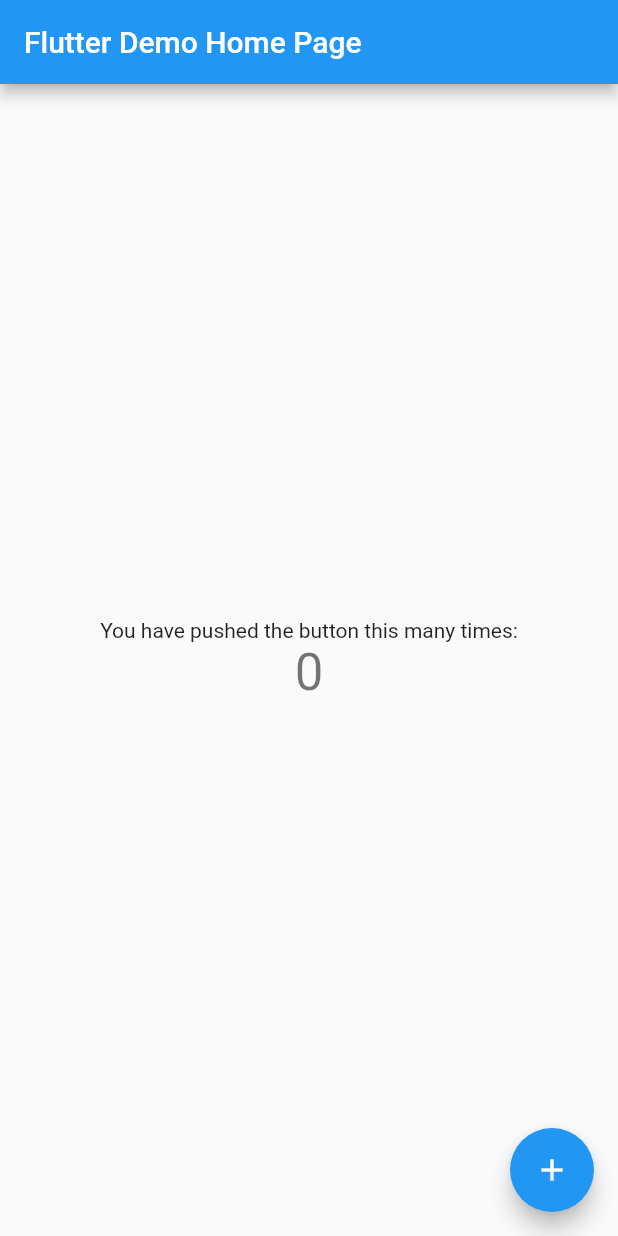
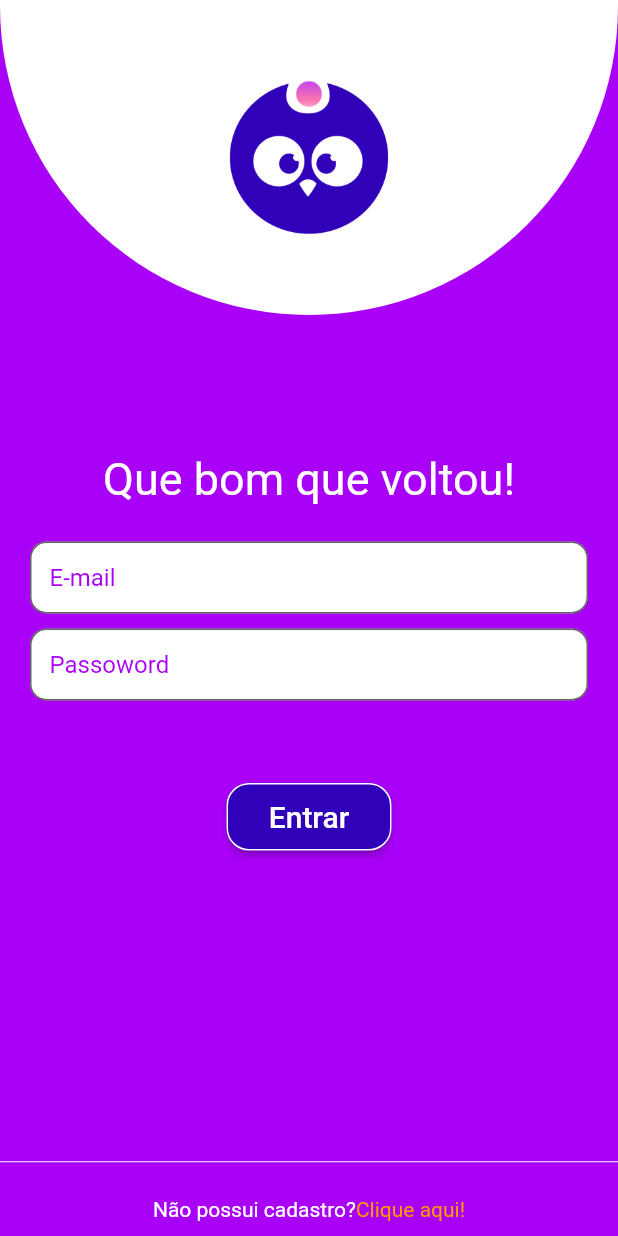
Before and after one commit to PauloRafaelSousaAlves/App_TODO-lovepeople, a Flutter app: the screen it shows after launch, on a phone screen of 412 x 824 dp. Run offline on Flutter 3.47's test engine with Material 2 defaults, Android fonts, the phone set to English and light mode, and no system bars; our stand-ins replace shared_preferences.

Commit message:
Foi adicionado as paginas e codigos

```diff
--- a/lib/View/paginaLogin.dart
+++ b/lib/View/paginaLogin.dart
@@ -0,0 +1,224 @@
+import 'dart:convert';
+import 'package:app_todo/View/paginaTarefa.dart';
+import 'package:flutter/material.dart';
+import 'package:provider/provider.dart';
+import 'package:shared_preferences/shared_preferences.dart';
+import 'package:http/http.dart ' as http;
+
+class LoginPage extends StatefulWidget {
+  const LoginPage({Key? key}) : super(key: key);
+
+  @override
+  State<LoginPage> createState() => _LoginPageState();
+}
+
+class _LoginPageState extends State<LoginPage> {
+  final _formkey = GlobalKey<FormState>();
+  final _emailController = TextEditingController();
+  final _passowrdController = TextEditingController();
+  final bool _enableObscure = true;
+
+  @override
+  Widget build(BuildContext context) {
+    return Scaffold(
+      backgroundColor: const Color(0xFFA901F7),
+      body: Consumer(
+        builder: (context, controller, _) {
+          return Column(
+            children: [
+              Container(
+                height: 210,
+                width: double.maxFinite,
+                decoration: const BoxDecoration(
+                  color: Colors.white,
+                  borderRadius: BorderRadius.only(
+                    bottomLeft: Radius.circular(210),
+                    bottomRight: Radius.circular(210),
+                  ),
+                ),
+                child: Center(
+                  child: SizedBox(
+                    width: 110,
+                    height: 110,
+                    child: Image.asset('assets/imagens/logo-love.png'),
+                  ),
+                ),
+              ),
+              Expanded(
+                child: SingleChildScrollView(
+                  child: Column(
+                    children: [
+                      const Padding(
+                        padding: EdgeInsets.only(top: 1),
+                        child: Text(
+                          'Que bom que voltou!',
+                          textAlign: TextAlign.center,
+                          style: TextStyle(
+                            height: 5,
+                            color: Colors.white,
+                            fontSize: 30,
+                          ),
+                        ),
+                      ),
+                      Form(
+                        key: _formkey,
+                        child: Padding(
+                          padding: const EdgeInsets.only(left: 20, right: 20),
+                          child: Column(
+                            children: [
+                              TextFormField(
+                                controller: _emailController,
+                                validator: (value) {
+                                  if (value == null ||
+                                      value.trim().length == null) {
+                                    return 'Por favor, digite o e-mail!';
+                                  }
+                                  return null;
+                                },
+                                decoration: const InputDecoration(
+                                  contentPadding: EdgeInsets.all(13),
+                                  border: OutlineInputBorder(
+                                    borderRadius:
+                                        BorderRadius.all(Radius.circular(11)),
+                                  ),
+                                  hintText: 'E-mail',
+                                  hintStyle:
+                                      TextStyle(color: Color(0xFFA901F7)),
+                                  fillColor: Colors.white,
+                                  filled: true,
+                                ),
+                              ),
+                              const SizedBox(
+                                height: 10,
+                              ),
+                              Padding(
+                                padding:
+                                    const EdgeInsets.only(left: 0, right: 0),
+                                child: TextFormField(
+                                  controller: _passowrdController,
+                                  validator: (value) {
+                                    if (value == null ||
+                                        value.trim().length == null) {
+                                      return 'Por favor, digite a senha!';
+                                    }
+                                    return null;
+                                  },
+                                  obscureText: _enableObscure,
+                                  decoration: const InputDecoration(
+                                    contentPadding: EdgeInsets.all(13),
+                                    border: OutlineInputBorder(
+                                      borderRadius:
+                                          BorderRadius.all(Radius.circular(11)),
+                                    ),
+                                    hintText: 'Passoword',
+                                    hintStyle:
+                                        TextStyle(color: Color(0xFFA901F7)),
+                                    fillColor: Colors.white,
+                                    filled: true,
+                                  ),
+                                ),
+                              ),
+                              const SizedBox(
+                                height: 10,
+                              ),
+                              Padding(
+                                padding: const EdgeInsets.all(45),
+                                child: Container(
+                                  height: 45,
+                                  width: 110,
+                                  child: ElevatedButton(
+                                    onPressed: () {
+                                      // if (_formkey.currentState?.validate() ==
+                                      //     true) {
+                                      //   Navigator.of(context).pop(
+                                      //       _emailController.text,
+                                      //       _passowrdController.text);
+                                      // }
+                                    },
+                                    child: const Text(
+                                      "Entrar",
+                                      style: TextStyle(
+                                        color: Colors.white,
+                                        fontSize: 20,
+                                      ),
+                                    ),
+                                    style: ButtonStyle(
+                                      backgroundColor:
+                                          MaterialStateProperty.all(
+                                              const Color(0xFF3101B9)),
+                                      shape: MaterialStateProperty.all(
+                                        RoundedRectangleBorder(
+                                          borderRadius:
+                                              BorderRadius.circular(15),
+                                          side: const BorderSide(
+                                              color: Colors.white, width: 1),
+                                        ),
+                                      ),
+                                    ),
+                                  ),
+                                ),
+                              ),
+                            ],
+                          ),
+                        ),
+                      ),
+                    ],
+                  ),
+                ),
+              ),
+            ],
+          );
+        },
+      ),
+      bottomNavigationBar: Column(
+        mainAxisSize: MainAxisSize.min,
+        children: [
+          const Padding(
+            padding: EdgeInsets.symmetric(vertical: 10),
+            child: Divider(
+              height: 7,
+              color: Colors.white,
+            ),
+          ),
+          Padding(
+            padding: const EdgeInsets.symmetric(vertical: 10),
+            child: Row(
+              mainAxisAlignment: MainAxisAlignment.center,
+              children: [
+                const Text(
+                  'Não possui cadastro?',
+                  style: TextStyle(color: Colors.white),
+                ),
+                InkWell(
+                  child: const Text(
+                    'Clique aqui!',
+                    style: TextStyle(color: Colors.orange),
+                  ),
+                  onTap: () {
+                    novoCadastro(context);
+                  },
+                ),
+              ],
+            ),
+          ),
+        ],
+      ),
+    );
+  }
+}
+
+void paginaDaLista(context) {
+  Navigator.of(context).push(
+    MaterialPageRoute(
+      builder: (context) => PaginaTarefas(),
+    ),
+  );
+}
+
+void novoCadastro(context) {
+  Navigator.of(context).push(
+    MaterialPageRoute(
+      builder: (context) => PaginaTarefas(),
+    ),
+  );
+}
--- a/lib/main.dart
+++ b/lib/main.dart
@@ -1,4 +1,6 @@
 import 'package:flutter/material.dart';
+
+import 'View/verificaçãoToken.dart';
 
 void main() {
   runApp(const MyApp());
@@ -7,109 +9,14 @@ void main() {
 class MyApp extends StatelessWidget {
   const MyApp({Key? key}) : super(key: key);
 
-  // This widget is the root of your application.
   @override
   Widget build(BuildContext context) {
     return MaterialApp(
       title: 'Flutter Demo',
       theme: ThemeData(
-        // This is the theme of your application.
-        //
-        // Try running your application with "flutter run". You'll see the
-        // application has a blue toolbar. Then, without quitting the app, try
-        // changing the primarySwatch below to Colors.green and then invoke
-        // "hot reload" (press "r" in the console where you ran "flutter run",
-        // or simply save your changes to "hot reload" in a Flutter IDE).
-        // Notice that the counter didn't reset back to zero; the application
-        // is not restarted.
         primarySwatch: Colors.blue,
       ),
-      home: const MyHomePage(title: 'Flutter Demo Home Page'),
+      home: const VerificacaoToken(),
     );
   }
 }
-
-class MyHomePage extends StatefulWidget {
-  const MyHomePage({Key? key, required this.title}) : super(key: key);
-
-  // This widget is the home page of your application. It is stateful, meaning
-  // that it has a State object (defined below) that contains fields that affect
-  // how it looks.
-
-  // This class is the configuration for the state. It holds the values (in this
-  // case the title) provided by the parent (in this case the App widget) and
-  // used by the build method of the State. Fields in a Widget subclass are
-  // always marked "final".
-
-  final String title;
-
-  @override
-  State<MyHomePage> createState() => _MyHomePageState();
-}
-
-class _MyHomePageState extends State<MyHomePage> {
-  int _counter = 0;
-
-  void _incrementCounter() {
-    setState(() {
-      // This call to setState tells the Flutter framework that something has
-      // changed in this State, which causes it to rerun the build method below
-      // so that the display can reflect the updated values. If we changed
-      // _counter without calling setState(), then the build method would not be
-      // called again, and so nothing would appear to happen.
-      _counter++;
-    });
-  }
-
-  @override
-  Widget build(BuildContext context) {
-    // This method is rerun every time setState is called, for instance as done
-    // by the _incrementCounter method above.
-    //
-    // The Flutter framework has been optimized to make rerunning build methods
-    // fast, so that you can just rebuild anything that needs updating rather
-    // than having to individually change instances of widgets.
-    return Scaffold(
-      appBar: AppBar(
-        // Here we take the value from the MyHomePage object that was created by
-        // the App.build method, and use it to set our appbar title.
-        title: Text(widget.title),
-      ),
-      body: Center(
-        // Center is a layout widget. It takes a single child and positions it
-        // in the middle of the parent.
-        child: Column(
-          // Column is also a layout widget. It takes a list of children and
-          // arranges them vertically. By default, it sizes itself to fit its
-          // children horizontally, and tries to be as tall as its parent.
-          //
-          // Invoke "debug painting" (press "p" in the console, choose the
-          // "Toggle Debug Paint" action from the Flutter Inspector in Android
-          // Studio, or the "Toggle Debug Paint" command in Visual Studio Code)
-          // to see the wireframe for each widget.
-          //
-          // Column has various properties to control how it sizes itself and
-          // how it positions its children. Here we use mainAxisAlignment to
-          // center the children vertically; the main axis here is the vertical
-          // axis because Columns are vertical (the cross axis would be
-          // horizontal).
-          mainAxisAlignment: MainAxisAlignment.center,
-          children: <Widget>[
-            const Text(
-              'You have pushed the button this many times:',
-            ),
-            Text(
-              '$_counter',
-              style: Theme.of(context).textTheme.headline4,
-            ),
-          ],
-        ),
-      ),
-      floatingActionButton: FloatingActionButton(
-        onPressed: _incrementCounter,
-        tooltip: 'Increment',
-        child: const Icon(Icons.add),
-      ), // This trailing comma makes auto-formatting nicer for build methods.
-    );
-  }
-}
```
Also changed, not shown: lib/View/paginaCadastro.dart (+257 -0 lines), lib/View/paginaCadastroConcluido.dart (added, +16 -0 lines), lib/View/paginaTarefa.dart (+15 -0 lines), lib/View/verificaçãoToken.dart (added, +54 -0 lines), pubspec.yaml (+4 -3 lines), assets/imagens/Ada-voando.png (added), assets/imagens/logo-love.png (added), pubspec.lock.
